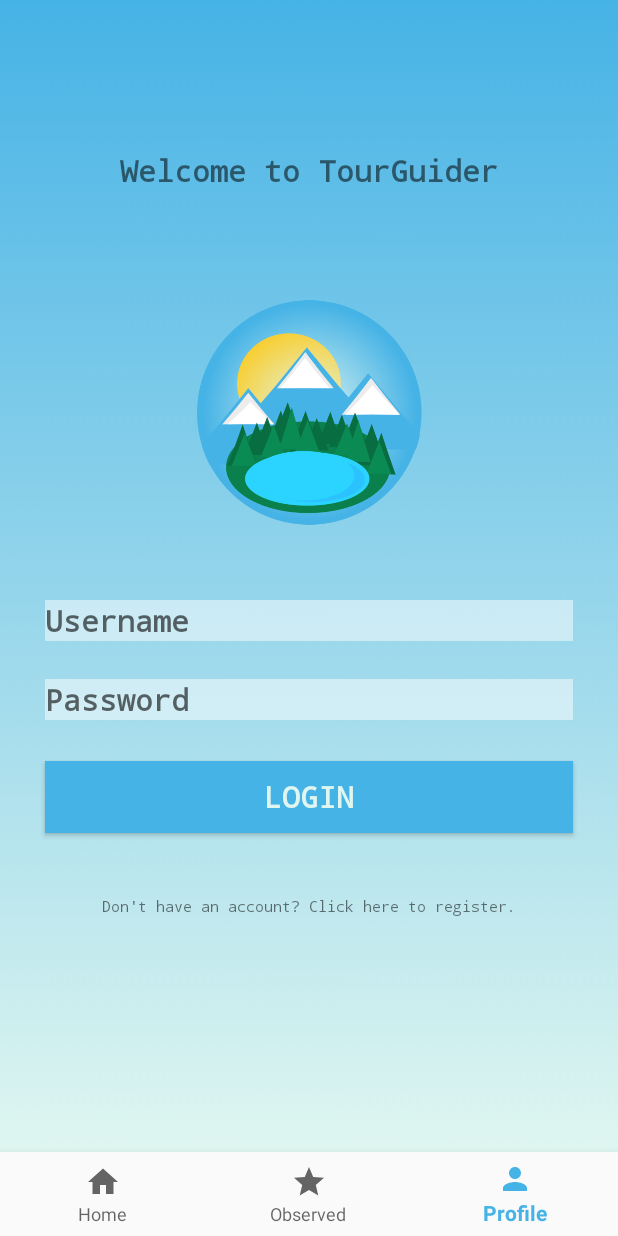
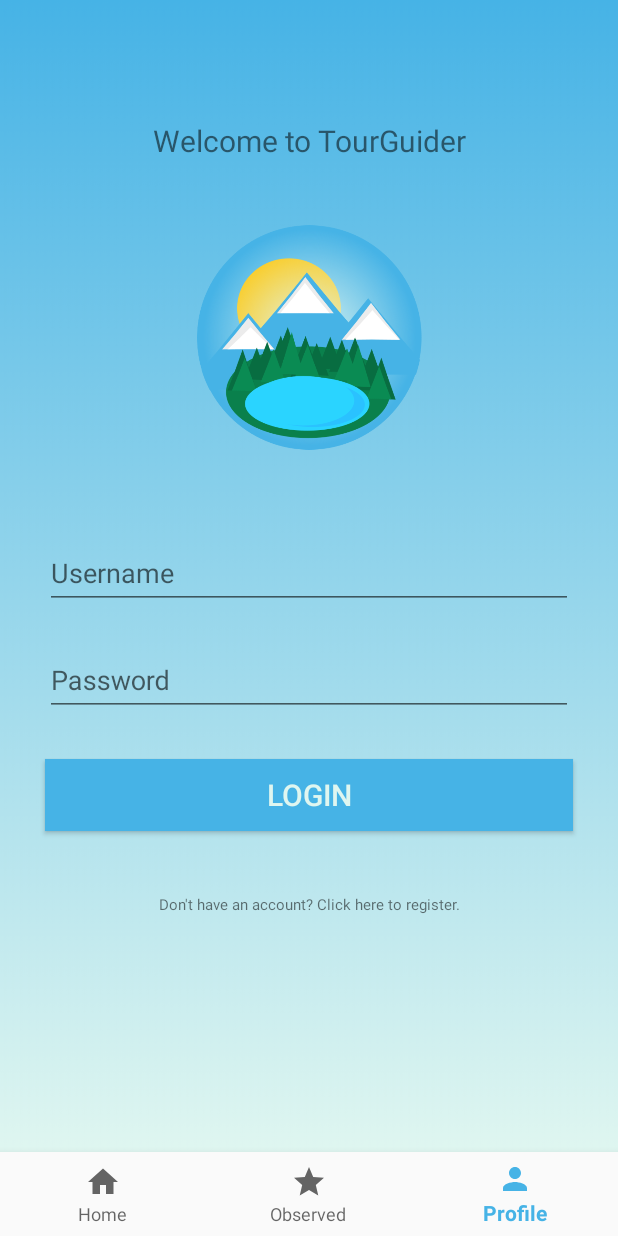
Before and after one commit to yakzi/tour-guider, an Android app: the screen it shows after launch (MainActivity), item 3 of the bottom bar chosen, on a phone screen of 412 x 824 dp. Run offline under Robolectric (Android 15) with nearby library versions, the light colour scheme and no system bars; pictures from the network do not load.

Commit message:
MODIFY minor UI changes

```diff
--- a/app/build.gradle
+++ b/app/build.gradle
@@ -23,6 +23,7 @@
     implementation "androidx.recyclerview:recyclerview:1.1.0"
     implementation "androidx.cardview:cardview:1.0.0"
     implementation "com.github.bumptech.glide:glide:4.11.0"
+    implementation "com.google.android.material:material:1.2.0-alpha03"
     implementation fileTree(dir: 'libs', include: ['*.jar'])
     implementation 'androidx.appcompat:appcompat:1.0.2'
     implementation 'androidx.constraintlayout:constraintlayout:1.1.3'
--- a/app/src/main/res/layout/fragment_login.xml
+++ b/app/src/main/res/layout/fragment_login.xml
@@ -26,10 +26,8 @@
             app:layout_constraintStart_toStartOf="parent"
             app:layout_constraintTop_toTopOf="parent"
             android:layout_marginLeft="100dp"
-            android:layout_marginTop="100dp"
+            android:layout_marginTop="80dp"
             android:layout_marginRight="100dp"
-            android:fontFamily="monospace"
-            android:textStyle="bold"
             android:textSize="20sp"
             />
 
@@ -39,7 +37,7 @@
             android:layout_height="150dp"
             android:layout_marginStart="100dp"
             android:layout_marginLeft="100dp"
-            android:layout_marginTop="200dp"
+            android:layout_marginTop="150dp"
             android:layout_marginEnd="100dp"
             android:layout_marginRight="100dp"
             android:src="@drawable/logo"
@@ -47,11 +45,8 @@
             app:layout_constraintStart_toStartOf="parent"
             app:layout_constraintTop_toTopOf="parent" />
 
-        <EditText
-            android:fontFamily="monospace"
-            android:textStyle="bold"
-            android:textSize="20sp"
-            android:id="@+id/editTextUsername"
+        <com.google.android.material.textfield.TextInputLayout
+            android:id="@+id/UsernameLayout"
             android:layout_width="match_parent"
             android:layout_height="wrap_content"
             app:layout_constraintEnd_toEndOf="parent"
@@ -59,39 +54,41 @@
             app:layout_constraintTop_toBottomOf="@id/logoimage"
             android:layout_marginTop="50dp"
             android:layout_marginLeft="30dp"
-            android:layout_marginRight="30dp"
-            android:background="@color/colorEditTextBackground"
-            android:hint="Username"
-            />
+            android:layout_marginRight="30dp">
+            <EditText
+                android:id="@+id/editTextUsername"
+                android:layout_width="match_parent"
+                android:layout_height="wrap_content"
+                android:inputType="text"
+                android:hint="Username"/>
+        </com.google.android.material.textfield.TextInputLayout>
 
-        <EditText
-            android:fontFamily="monospace"
-            android:textStyle="bold"
-            android:textSize="20sp"
-            android:id="@+id/editTextPassword"
+        <com.google.android.material.textfield.TextInputLayout
             android:layout_width="match_parent"
             android:layout_height="wrap_content"
             app:layout_constraintEnd_toEndOf="parent"
             app:layout_constraintStart_toStartOf="parent"
-            app:layout_constraintTop_toBottomOf="@id/editTextUsername"
-            android:layout_marginTop="25dp"
+            app:layout_constraintTop_toBottomOf="@id/UsernameLayout"
+            android:layout_marginTop="15dp"
             android:layout_marginLeft="30dp"
-            android:layout_marginRight="30dp"
-            android:background="@color/colorEditTextBackground"
-            android:hint="Password"
-            />
+            android:layout_marginRight="30dp">
+            <EditText
+                android:id="@+id/editTextPassword"
+                android:layout_width="match_parent"
+                android:layout_height="wrap_content"
+                android:inputType="textPassword"
+                android:hint="Password"/>
+        </com.google.android.material.textfield.TextInputLayout>
 
         <Button
-            android:fontFamily="monospace"
-            android:textStyle="bold"
             android:textSize="20sp"
             android:id="@+id/buttonLogin"
             android:layout_width="match_parent"
             android:layout_height="wrap_content"
             app:layout_constraintEnd_toEndOf="parent"
             app:layout_constraintStart_toStartOf="parent"
-            app:layout_constraintTop_toBottomOf="@id/editTextUsername"
-            android:layout_marginTop="80dp"
+            app:layout_constraintTop_toBottomOf="@id/UsernameLayout"
+            android:layout_marginTop="100dp"
             android:layout_marginLeft="30dp"
             android:layout_marginRight="30dp"
             android:text="Login"
@@ -99,7 +96,6 @@
             android:textColor="@color/colorBackground"/>
 
         <TextView
-            android:fontFamily="monospace"
             android:id="@+id/newAccTextClick"
             android:layout_width="wrap_content"
             android:layout_height="wrap_content"
--- a/app/src/main/res/layout/trip_item.xml
+++ b/app/src/main/res/layout/trip_item.xml
@@ -18,6 +18,8 @@
             android:padding="2dp" />
 
         <TextView
+            android:paddingLeft="10dp"
+            android:background="@color/colorTextBackground"
             android:id="@+id/tripName"
             android:layout_width="wrap_content"
             android:layout_height="wrap_content"
@@ -31,6 +33,8 @@
             android:textStyle="bold" />
 
         <TextView
+            android:paddingLeft="10dp"
+            android:background="@color/colorTextBackground"
             android:id="@+id/tripPlace"
             android:layout_width="wrap_content"
             android:layout_height="wrap_content"
--- a/app/src/main/res/values/colors.xml
+++ b/app/src/main/res/values/colors.xml
@@ -4,6 +4,6 @@
     <color name="colorPrimaryDark">#4d80e4</color>
     <color name="colorAccent">#2e279d</color>
     <color name="colorBackground">#dff6f0</color>
-
+    <color name="colorTextBackground">#80EBF0EF</color>
     <color name="colorEditTextBackground">#80FFFFFF</color>
 </resources>
```
Also changed, not shown: app/src/main/res/layout/fragment_add_trip.xml (+3 -25 lines), app/src/main/res/layout/fragment_display_trip.xml (+1 -10 lines), app/src/main/res/layout/fragment_observed.xml (+6 -3 lines), app/src/main/res/layout/fragment_profile.xml (+0 -18 lines), app/src/main/res/layout/fragment_register.xml (+0 -7 lines), app/src/main/res/layout/fragment_register_guide.xml (+0 -16 lines), app/src/main/res/layout/fragment_register_user.xml (+0 -10 lines).
